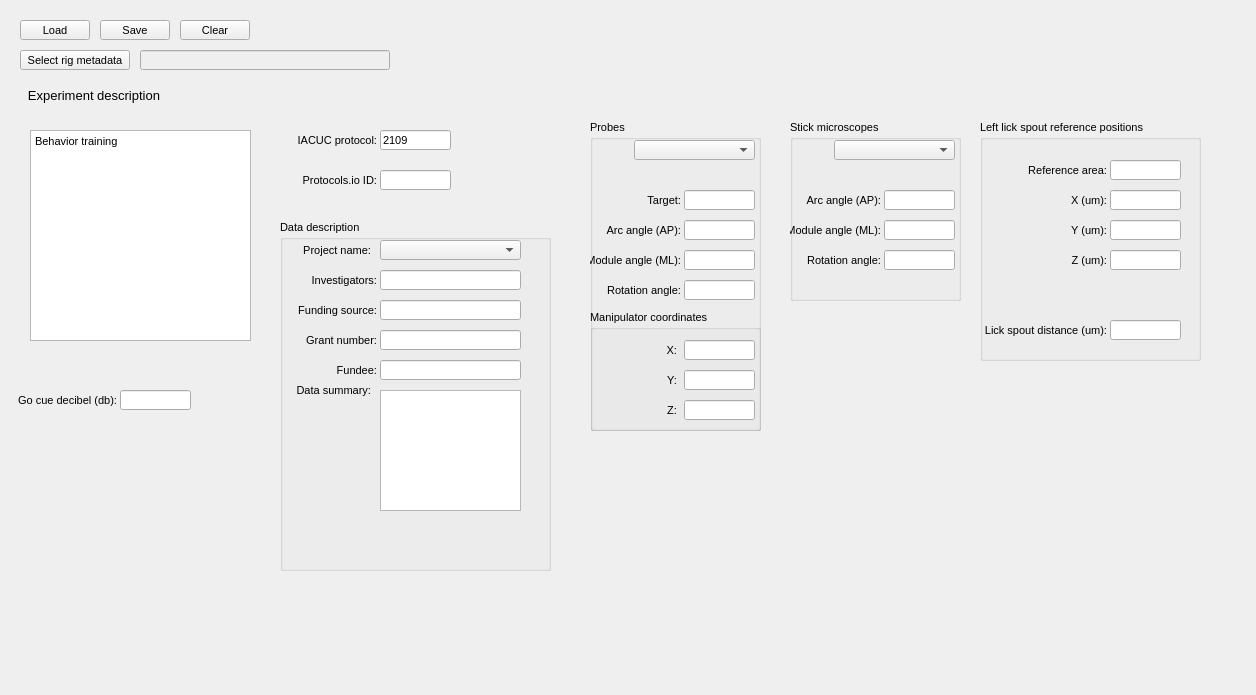
Old version of the form src/foraging_gui/MetaData.ui in the repository AllenNeuralDynamics/dynamic-foraging-task.
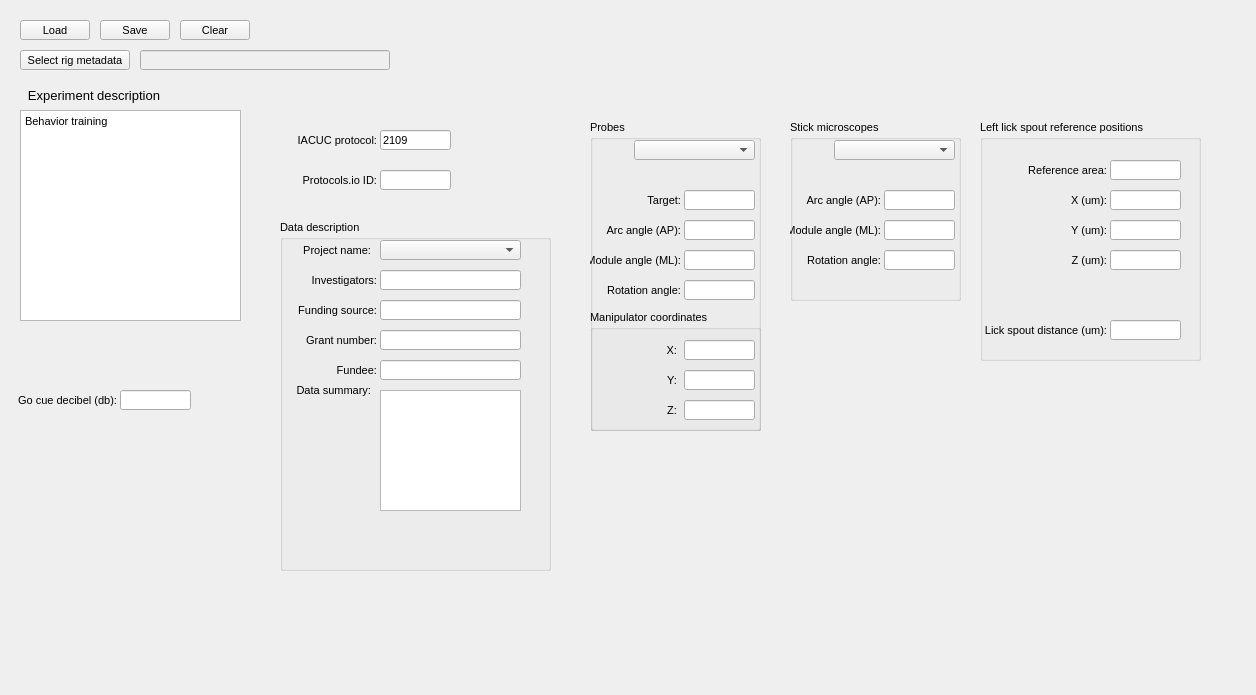
New version of the form.

Patch:
```diff
--- a/src/foraging_gui/MetaData.ui
+++ b/src/foraging_gui/MetaData.ui
@@ -36,8 +36,8 @@
   <widget class="QTextEdit" name="ExperimentDescription">
    <property name="geometry">
     <rect>
-     <x>30</x>
-     <y>130</y>
+     <x>20</x>
+     <y>110</y>
      <width>221</width>
      <height>211</height>
     </rect>
```
Left out of the diff: 2 changed lines with no effect on the pictures.
